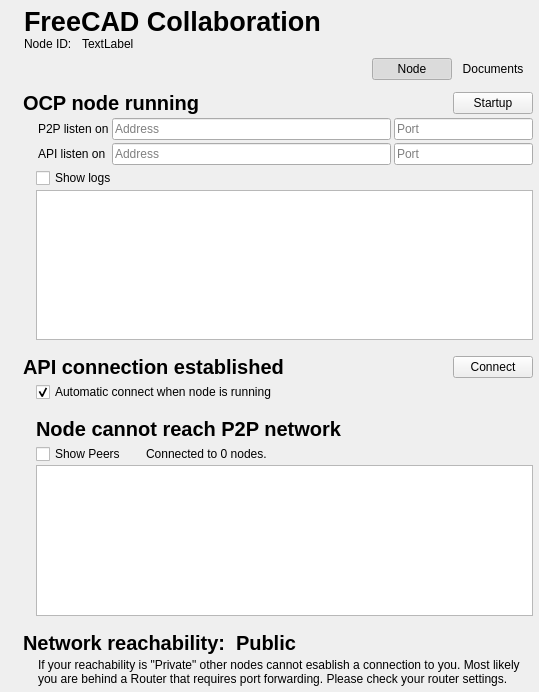
OpenCollaborationPlatform/CollaborativeFC, file Resources/Ui/Controls.ui: the form before one commit.
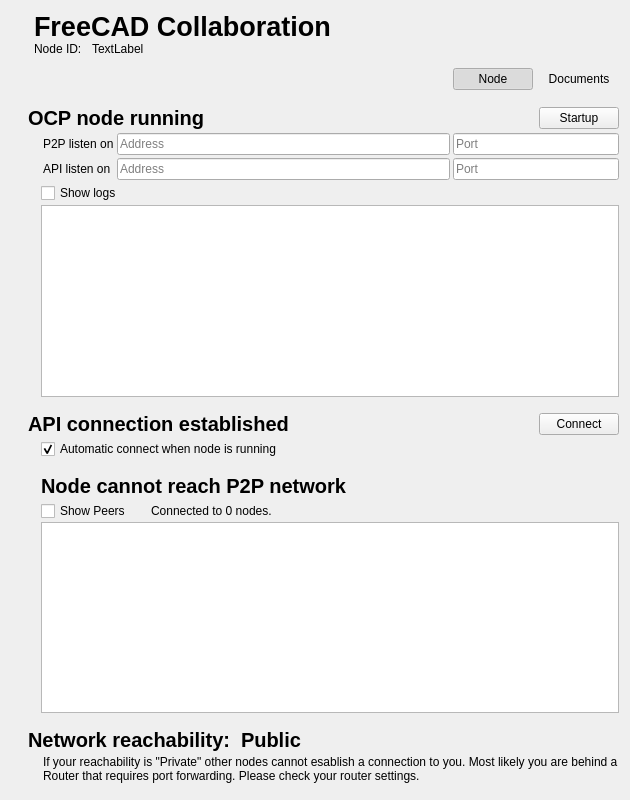
The form after the commit. Icons and pictures are not drawn.

Commit message: Provide busy and error feedback for node/api UI

```diff
--- a/Resources/Ui/Controls.ui
+++ b/Resources/Ui/Controls.ui
@@ -6,29 +6,14 @@
    <rect>
     <x>0</x>
     <y>0</y>
-    <width>539</width>
-    <height>692</height>
+    <width>630</width>
+    <height>800</height>
    </rect>
   </property>
   <property name="windowTitle">
    <string>Frame</string>
   </property>
-  <layout class="QVBoxLayout" name="verticalLayout_10">
-   <property name="spacing">
-    <number>1</number>
-   </property>
-   <property name="leftMargin">
-    <number>6</number>
-   </property>
-   <property name="topMargin">
-    <number>6</number>
-   </property>
-   <property name="rightMargin">
-    <number>6</number>
-   </property>
-   <property name="bottomMargin">
-    <number>6</number>
-   </property>
+  <layout class="QVBoxLayout" name="verticalLayout_9">
    <item>
     <layout class="QHBoxLayout" name="horizontalLayout">
      <property name="sizeConstraint">
@@ -261,6 +246,30 @@
         <number>0</number>
        </property>
        <item>
+        <widget class="QWidget" name="nodeWidget" native="true">
+         <property name="baseSize">
+          <size>
+           <width>0</width>
+           <height>0</height>
+          </size>
+         </property>
+         <layout class="QVBoxLayout" name="verticalLayout_10">
+          <property name="spacing">
+           <number>0</number>
+          </property>
+          <property name="leftMargin">
+           <number>0</number>
+          </property>
+          <property name="topMargin">
+           <number>0</number>
+          </property>
+          <property name="rightMargin">
+           <number>0</number>
+          </property>
+          <property name="bottomMargin">
+           <number>0</number>
+          </property>
+          <item>
         <layout class="QVBoxLayout" name="verticalLayout_6">
          <property name="spacing">
           <number>3</number>
@@ -447,6 +456,27 @@
          </item>
         </layout>
        </item>
+         </layout>
+        </widget>
+       </item>
+       <item>
+        <widget class="QWidget" name="apiWidget" native="true">
+         <layout class="QVBoxLayout" name="verticalLayout_12">
+          <property name="spacing">
+           <number>0</number>
+          </property>
+          <property name="leftMargin">
+           <number>0</number>
+          </property>
+          <property name="topMargin">
+           <number>0</number>
+          </property>
+          <property name="rightMargin">
+           <number>0</number>
+          </property>
+          <property name="bottomMargin">
+           <number>0</number>
+          </property>
        <item>
         <layout class="QVBoxLayout" name="verticalLayout_4">
          <property name="spacing">
@@ -536,6 +566,9 @@
          </item>
         </layout>
        </item>
+         </layout>
+        </widget>
+       </item>
        <item>
         <layout class="QVBoxLayout" name="verticalLayout_3">
          <property name="spacing">
```
Left out of the diff: 4 changed lines with no effect on the pictures. Lines whose indentation alone changed are shown as unchanged. The commit also changes 3 other files.
